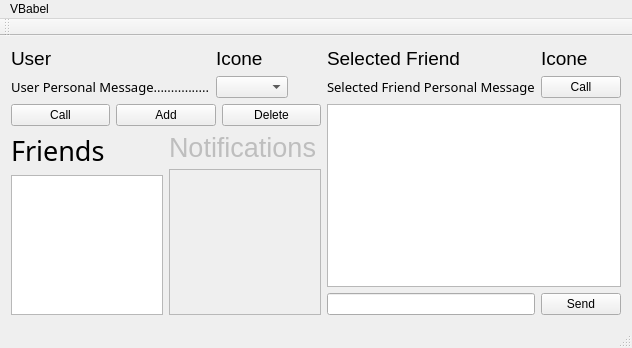
Above: Client/babelVClient/babelVClient/MainWindow.ui from AGuismo/V-and-Co-Babel before the change. Below: the same form after it.
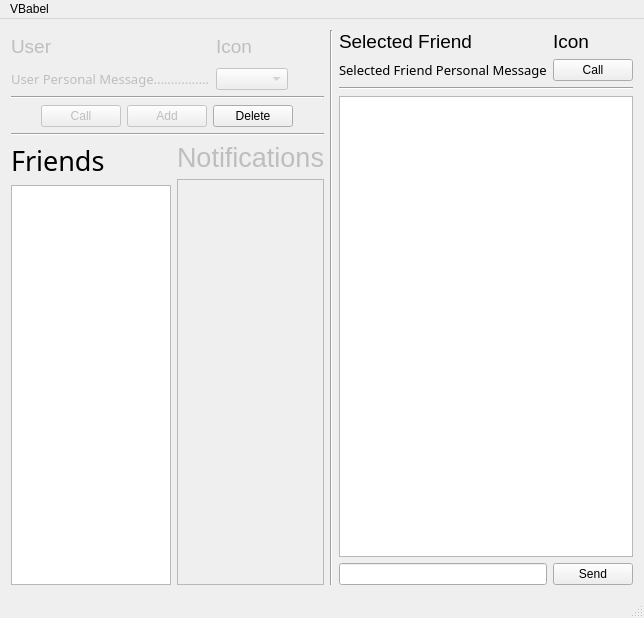
That is the form after the change. Custom widgets are drawn as their Qt base class.

Commit message: up client resize + signals friends

```diff
--- a/Client/babelVClient/babelVClient/MainWindow.ui
+++ b/Client/babelVClient/babelVClient/MainWindow.ui
@@ -6,8 +6,8 @@
    <rect>
     <x>0</x>
     <y>0</y>
-    <width>632</width>
-    <height>348</height>
+    <width>628</width>
+    <height>591</height>
    </rect>
   </property>
   <property name="windowTitle">
@@ -15,12 +15,106 @@
   </property>
   <widget class="QWidget" name="centralWidget">
    <layout class="QGridLayout" name="gridLayout_4">
-    <item row="1" column="0" colspan="2">
+    <item row="2" column="3">
+     <layout class="QVBoxLayout" name="verticalLayout_3">
+      <item>
+       <layout class="QGridLayout" name="gridLayout">
+        <item row="1" column="1">
+         <widget class="QPushButton" name="activeFriendCallPushButton">
+          <property name="text">
+           <string>Call</string>
+          </property>
+         </widget>
+        </item>
+        <item row="0" column="0">
+         <widget class="QLabel" name="selectedFriendNameLabel">
+          <property name="enabled">
+           <bool>true</bool>
+          </property>
+          <property name="font">
+           <font>
+            <pointsize>14</pointsize>
+           </font>
+          </property>
+          <property name="autoFillBackground">
+           <bool>false</bool>
+          </property>
+          <property name="text">
+           <string>Selected Friend</string>
+          </property>
+         </widget>
+        </item>
+        <item row="1" column="0">
+         <widget class="QLabel" name="selectedFriendPersonalMsgLabel">
+          <property name="font">
+           <font>
+            <family>MS PGothic</family>
+            <pointsize>10</pointsize>
+           </font>
+          </property>
+          <property name="text">
+           <string>Selected Friend Personal Message</string>
+          </property>
+         </widget>
+        </item>
+        <item row="0" column="1">
+         <widget class="QLabel" name="selectedFriendIconStatusLabel">
+          <property name="font">
+           <font>
+            <pointsize>14</pointsize>
+           </font>
+          </property>
+          <property name="text">
+           <string>Icon</string>
+          </property>
+         </widget>
+        </item>
+        <item row="0" column="2">
+         <spacer name="horizontalSpacer_2">
+          <property name="orientation">
+           <enum>Qt::Horizontal</enum>
+          </property>
+          <property name="sizeHint" stdset="0">
+           <size>
+            <width>40</width>
+            <height>20</height>
+           </size>
+          </property>
+         </spacer>
+        </item>
+        <item row="2" column="0" colspan="2">
+         <widget class="Line" name="line_4">
+          <property name="orientation">
+           <enum>Qt::Horizontal</enum>
+          </property>
+         </widget>
+        </item>
+       </layout>
+      </item>
+     </layout>
+    </item>
+    <item row="1" column="0">
+     <spacer name="verticalSpacer">
+      <property name="orientation">
+       <enum>Qt::Vertical</enum>
+      </property>
+      <property name="sizeHint" stdset="0">
+       <size>
+        <width>20</width>
+        <height>40</height>
+       </size>
+      </property>
+     </spacer>
+    </item>
+    <item row="2" column="0" colspan="2">
      <layout class="QGridLayout" name="gridLayout_2">
+      <property name="sizeConstraint">
+       <enum>QLayout::SetDefaultConstraint</enum>
+      </property>
       <item row="0" column="0">
        <widget class="QLabel" name="label_3">
         <property name="enabled">
-         <bool>true</bool>
+         <bool>false</bool>
         </property>
         <property name="font">
          <font>
@@ -34,6 +128,9 @@
       </item>
       <item row="1" column="0">
        <widget class="QLabel" name="label_2">
+        <property name="enabled">
+         <bool>false</bool>
+        </property>
         <property name="font">
          <font>
           <family>MS PGothic</family>
@@ -46,17 +143,24 @@
        </widget>
       </item>
       <item row="1" column="1">
-       <widget class="QComboBox" name="comboBox_2"/>
+       <widget class="QComboBox" name="comboBox_2">
+        <property name="enabled">
+         <bool>false</bool>
+        </property>
+       </widget>
       </item>
       <item row="0" column="1">
        <widget class="QLabel" name="label_4">
+        <property name="enabled">
+         <bool>false</bool>
+        </property>
         <property name="font">
          <font>
           <pointsize>14</pointsize>
          </font>
         </property>
         <property name="text">
-         <string>Icone</string>
+         <string>Icon</string>
         </property>
        </widget>
       </item>
@@ -75,100 +179,47 @@
       </item>
      </layout>
     </item>
-    <item row="2" column="0" colspan="2">
+    <item row="3" column="0" colspan="2">
      <layout class="QGridLayout" name="gridLayout_3">
-      <item row="0" column="0">
+      <item row="2" column="0" colspan="5">
+       <widget class="Line" name="line_2">
+        <property name="orientation">
+         <enum>Qt::Horizontal</enum>
+        </property>
+       </widget>
+      </item>
+      <item row="1" column="1">
        <widget class="QPushButton" name="pushButton">
+        <property name="enabled">
+         <bool>false</bool>
+        </property>
         <property name="text">
          <string>Call</string>
         </property>
        </widget>
       </item>
-      <item row="0" column="1">
+      <item row="1" column="2">
        <widget class="QPushButton" name="pushButton_2">
+        <property name="enabled">
+         <bool>false</bool>
+        </property>
         <property name="text">
          <string>Add</string>
         </property>
        </widget>
       </item>
-      <item row="0" column="2">
+      <item row="1" column="3">
        <widget class="QPushButton" name="pushButton_3">
+        <property name="enabled">
+         <bool>true</bool>
+        </property>
         <property name="text">
          <string>Delete</string>
         </property>
        </widget>
       </item>
-     </layout>
-    </item>
-    <item row="1" column="2">
-     <layout class="QVBoxLayout" name="verticalLayout_3">
-      <item>
-       <layout class="QGridLayout" name="gridLayout">
-        <item row="1" column="1">
-         <widget class="QLabel" name="selectedFriendNameLabel">
-          <property name="enabled">
-           <bool>true</bool>
-          </property>
-          <property name="font">
-           <font>
-            <pointsize>14</pointsize>
-           </font>
-          </property>
-          <property name="autoFillBackground">
-           <bool>false</bool>
-          </property>
-          <property name="text">
-           <string>Selected Friend</string>
-          </property>
-         </widget>
-        </item>
-        <item row="0" column="1">
-         <spacer name="verticalSpacer_2">
-          <property name="orientation">
-           <enum>Qt::Vertical</enum>
-          </property>
-          <property name="sizeHint" stdset="0">
-           <size>
-            <width>20</width>
-            <height>40</height>
-           </size>
-          </property>
-         </spacer>
-        </item>
-        <item row="2" column="2">
-         <widget class="QPushButton" name="activeFriendCallPushButton">
-          <property name="text">
-           <string>Call</string>
-          </property>
-         </widget>
-        </item>
-        <item row="2" column="1">
-         <widget class="QLabel" name="selectedFriendPersonalMsgLabel">
-          <property name="font">
-           <font>
-            <family>MS PGothic</family>
-            <pointsize>10</pointsize>
-           </font>
-          </property>
-          <property name="text">
-           <string>Selected Friend Personal Message</string>
-          </property>
-         </widget>
-        </item>
-        <item row="1" column="2">
-         <widget class="QLabel" name="selectedFriendIconStatusLabel">
-          <property name="font">
-           <font>
-            <pointsize>14</pointsize>
-           </font>
-          </property>
-          <property name="text">
-           <string>Icone</string>
-          </property>
-         </widget>
-        </item>
-        <item row="1" column="3">
-         <spacer name="horizontalSpacer_2">
+      <item row="1" column="4">
+       <spacer name="horizontalSpacer_5">
           <property name="orientation">
            <enum>Qt::Horizontal</enum>
           </property>
@@ -181,7 +232,7 @@
          </spacer>
         </item>
         <item row="1" column="0">
-         <spacer name="horizontalSpacer_3">
+       <spacer name="horizontalSpacer_4">
           <property name="orientation">
            <enum>Qt::Horizontal</enum>
           </property>
@@ -193,18 +244,23 @@
           </property>
          </spacer>
         </item>
-       </layout>
+      <item row="0" column="0" colspan="5">
+       <widget class="Line" name="line_3">
+        <property name="orientation">
+         <enum>Qt::Horizontal</enum>
+        </property>
+       </widget>
       </item>
      </layout>
     </item>
-    <item row="2" column="2" rowspan="2">
+    <item row="3" column="3" rowspan="2">
      <layout class="QHBoxLayout" name="horizontalLayout_2">
       <item>
        <widget class="QTextBrowser" name="selectedFriendMsgBox"/>
       </item>
      </layout>
     </item>
-    <item row="3" column="1" rowspan="2">
+    <item row="4" column="1" rowspan="2">
      <layout class="QVBoxLayout" name="verticalLayout_2">
       <item>
        <widget class="QLabel" name="notificationListLabel">
@@ -227,11 +283,17 @@
         <property name="enabled">
          <bool>false</bool>
         </property>
+        <property name="maximumSize">
+         <size>
+          <width>200</width>
+          <height>16777215</height>
+         </size>
+        </property>
        </widget>
       </item>
      </layout>
     </item>
-    <item row="4" column="2">
+    <item row="5" column="3">
      <layout class="QHBoxLayout" name="horizontalLayout">
       <item>
        <widget class="QLineEdit" name="lineEdit"/>
@@ -245,7 +307,7 @@
       </item>
      </layout>
     </item>
-    <item row="3" column="0" rowspan="2">
+    <item row="4" column="0" rowspan="2">
      <layout class="QVBoxLayout" name="verticalLayout">
       <item>
        <widget class="QLabel" name="friendListLabel">
@@ -261,10 +323,43 @@
        </widget>
       </item>
       <item>
-       <widget class="FriendListWidget" name="friendListW"/>
+       <widget class="FriendListWidget" name="friendListW">
+        <property name="minimumSize">
+         <size>
+          <width>160</width>
+          <height>400</height>
+         </size>
+        </property>
+        <property name="maximumSize">
+         <size>
+          <width>400</width>
+          <height>1800</height>
+         </size>
+        </property>
+       </widget>
       </item>
      </layout>
     </item>
+    <item row="2" column="2" rowspan="4">
+     <widget class="Line" name="line">
+      <property name="orientation">
+       <enum>Qt::Vertical</enum>
+      </property>
+     </widget>
+    </item>
+    <item row="6" column="3">
+     <spacer name="verticalSpacer_2">
+      <property name="orientation">
+       <enum>Qt::Vertical</enum>
+      </property>
+      <property name="sizeHint" stdset="0">
+       <size>
+        <width>20</width>
+        <height>40</height>
+       </size>
+      </property>
+     </spacer>
+    </item>
    </layout>
   </widget>
   <widget class="QMenuBar" name="menuBar">
@@ -272,7 +367,7 @@
     <rect>
      <x>0</x>
      <y>0</y>
-     <width>632</width>
+     <width>628</width>
      <height>21</height>
     </rect>
    </property>
@@ -283,14 +378,6 @@
    </widget>
    <addaction name="menuVBabel"/>
   </widget>
-  <widget class="QToolBar" name="mainToolBar">
-   <attribute name="toolBarArea">
-    <enum>TopToolBarArea</enum>
-   </attribute>
-   <attribute name="toolBarBreak">
-    <bool>false</bool>
-   </attribute>
-  </widget>
   <widget class="QStatusBar" name="statusBar"/>
  </widget>
  <layoutdefault spacing="6" margin="11"/>
```
Lines whose indentation alone changed are shown as unchanged. The commit also changes 46 other files.
